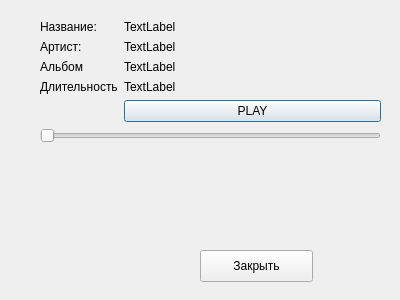
boyarivan06/AnotherOpera, file QT_windows/song_view.ui: the form before one commit.
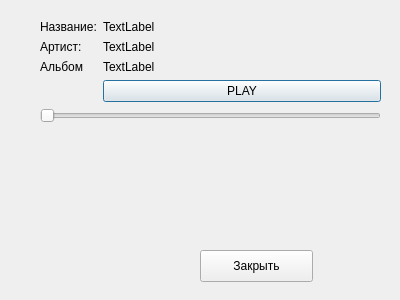
The form after the commit.

Commit message: added searching in artist, their albums and songs from

What changed in the file:
```diff
--- a/QT_windows/song_view.ui
+++ b/QT_windows/song_view.ui
@@ -74,31 +74,14 @@
       </property>
      </widget>
     </item>
-    <item row="5" column="0">
-     <widget class="QLabel" name="label_4">
-      <property name="text">
-       <string>Длительность</string>
-      </property>
-     </widget>
-    </item>
     <item row="5" column="1">
-     <widget class="QLabel" name="duration_label">
-      <property name="autoFillBackground">
-       <bool>false</bool>
-      </property>
-      <property name="text">
-       <string>TextLabel</string>
-      </property>
-     </widget>
-    </item>
-    <item row="6" column="1">
      <widget class="QPushButton" name="play_stop_button">
       <property name="text">
        <string>PLAY</string>
       </property>
      </widget>
     </item>
-    <item row="7" column="0" colspan="2">
+    <item row="6" column="0" colspan="2">
      <widget class="QSlider" name="song_slider">
       <property name="orientation">
        <enum>Qt::Horizontal</enum>
```
The commit also changes 4 other files.
